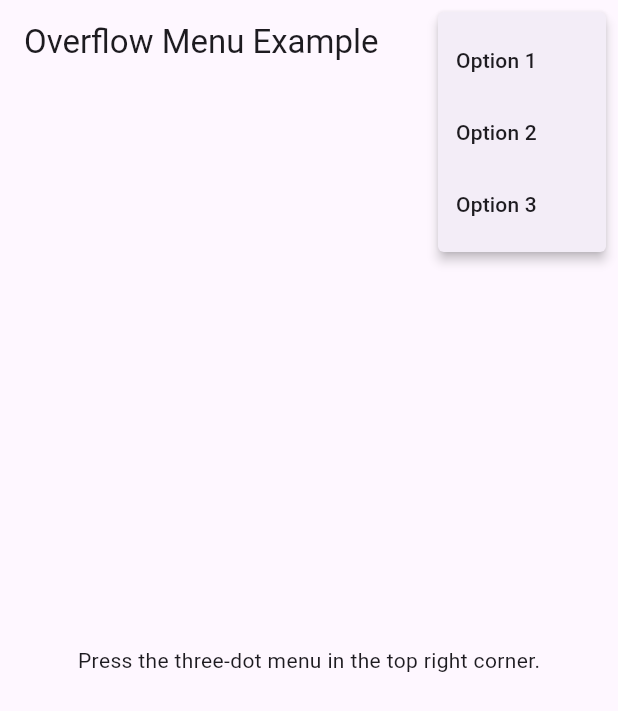
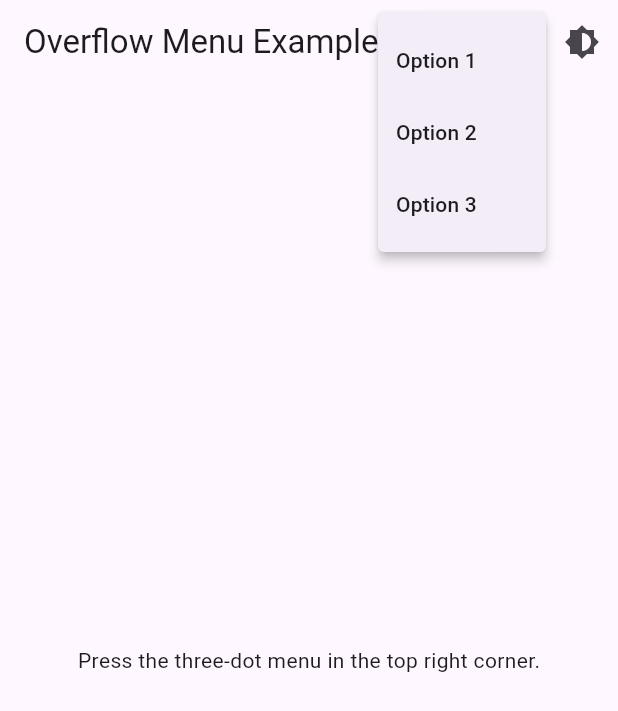
Before and after one commit to bernardo0921/special-features, a Flutter app: the screen it shows after launch, after a tap on the "more vert" icon, on a phone screen of 412 x 824 dp. Shown: the top 711 px of the screen. Run offline on Flutter 3.47's test engine with Material 3 defaults, Android fonts, the phone set to English and light mode, and no system bars.

Commit message:
added theme changing feature

```diff
--- a/lib/main.dart
+++ b/lib/main.dart
@@ -1,6 +1,83 @@
 import 'package:flutter/material.dart';
-import 'overflow_menu.dart';
+import 'package:provider/provider.dart';
+import 'theme_notifier.dart'; // Import the ThemeNotifier
+// import 'theme.dart'; // Assuming you have a theme.dart file for custom themes
 
 void main() {
-  runApp(MyApp());
+  runApp(
+    ChangeNotifierProvider(
+      create: (_) => ThemeNotifier(),
+      child: MyApp(),
+    ),
+  );
 }
+
+class MyApp extends StatelessWidget {
+  const MyApp({super.key});
+
+  @override
+  Widget build(BuildContext context) {
+    return Consumer<ThemeNotifier>(
+      builder: (context, themeNotifier, child) {
+        return MaterialApp(
+          title: 'Overflow Menu Example',
+          theme: ThemeData(
+            primarySwatch: Colors.blue,
+          ),
+          darkTheme: ThemeData.dark(), // Define dark theme
+          themeMode: themeNotifier.themeMode, // Use the current theme mode
+          home: MyHomePage(),
+        );
+      },
+    );
+  }
+}
+
+class MyHomePage extends StatelessWidget {
+  const MyHomePage({super.key});
+
+  @override
+  Widget build(BuildContext context) {
+    return Scaffold(
+      appBar: AppBar(
+        title: Text('Overflow Menu Example'),
+        actions: [
+          PopupMenuButton<String>(
+            onSelected: (a) {
+              // Handle the selected option
+              switch (a) {
+                case 'Option 1':
+                  print('Option 1 selected');
+                  break;
+                case 'Option 2':
+                  print('Option 2 selected');
+                  break;
+                case 'Option 3':
+                  print('Option 3 selected');
+                  break;
+              }
+            },
+            itemBuilder: (BuildContext context) {
+              return {'Option 1', 'Option 2', 'Option 3'}.map((String choice) {
+                return PopupMenuItem<String>(
+                  value: choice,
+                  child: Text(choice),
+                );
+              }).toList();
+            },
+          ),
+          IconButton(
+            icon: Icon(Icons.brightness_6),
+            onPressed: () {
+              // Toggle the theme when the button is pressed
+              Provider.of<ThemeNotifier>(context, listen: false).toggleTheme();
+            },
+          ),
+        ],
+      ),
+      body: Center(
+        child: Text('Press the three-dot menu in the top right corner.'),
+      ),
+    );
+  }
+}
--- /dev/null
+++ b/lib/theme.dart
@@ -0,0 +1,43 @@
+import 'package:flutter/material.dart';
+
+final ThemeData lightTheme = ThemeData(
+  brightness: Brightness.light,
+  primaryColor: Colors.blue,
+  // accentColor: Colors.blueAccent,
+  // Additional light theme properties
+);
+
+final ThemeData darkTheme = ThemeData(
+  brightness: Brightness.dark,
+  primaryColor: Colors.grey[900],
+  // accentColor: Colors.blueAccent,
+  // Additional dark theme properties
+);
+
+
+class MyApp extends StatelessWidget {
+  @override
+  Widget build(BuildContext context) {
+    return MaterialApp(
+      title: 'Flutter Theme Demo',
+      theme: lightTheme,
+      darkTheme: darkTheme,
+      themeMode: ThemeMode.system, // Automatically switch based on system settings
+      // home: MyHomePage(),
+    );
+  }
+}
+
+// class MyHomePage extends StatelessWidget {
+//   @override
+//   Widget build(BuildContext context) {
+//     return Scaffold(
+//       appBar: AppBar(
+//         title: Text('Flutter Theme Demo'),
+//       ),
+//       body: Center(
+//         child: Text('Hello, Flutter!'),
+//       ),
+//     );
+//   }
+// }
--- /dev/null
+++ b/lib/theme_notifier.dart
@@ -0,0 +1,16 @@
+import 'package:flutter/material.dart';
+
+class ThemeNotifier with ChangeNotifier {
+  ThemeMode _themeMode = ThemeMode.light; // Default to light theme
+
+  ThemeMode get themeMode => _themeMode;
+
+  void toggleTheme() {
+    if (_themeMode == ThemeMode.light) {
+      _themeMode = ThemeMode.dark;
+    } else {
+      _themeMode = ThemeMode.light;
+    }
+    notifyListeners();
+  }
+}
--- a/pubspec.yaml
+++ b/pubspec.yaml
@@ -34,6 +34,7 @@ dependencies:
   # The following adds the Cupertino Icons font to your application.
   # Use with the CupertinoIcons class for iOS style icons.
   cupertino_icons: ^1.0.8
+  provider: ^6.1.2
 
 dev_dependencies:
   flutter_test:
```
Also changed, not shown: pubspec.lock, 1 other file.
